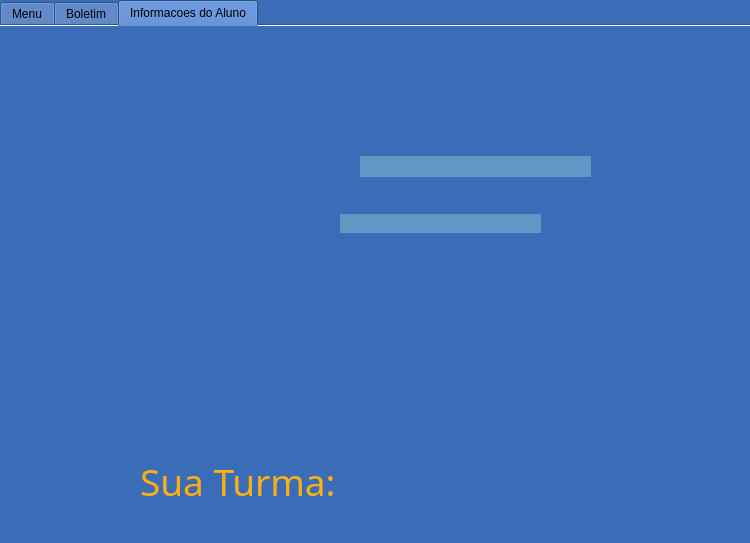
vitoradsp/academicsys, file menu-aluno.ui: the form before one commit.
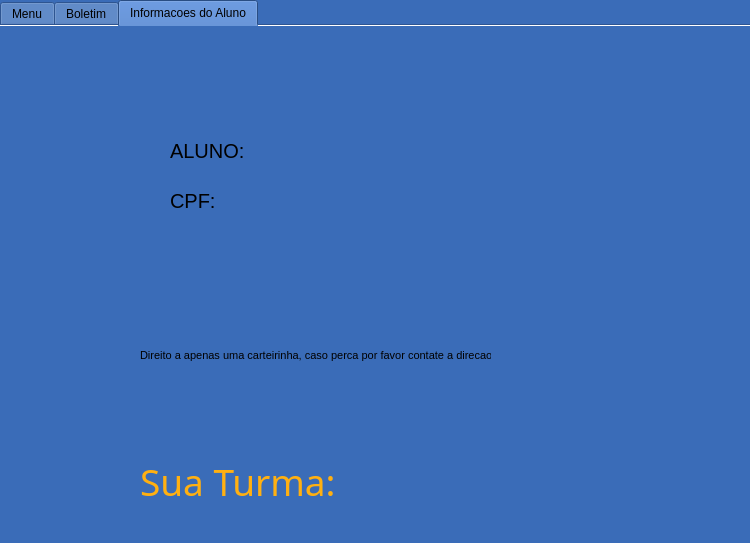
The form after the commit. The open tabs and pages were chosen to show the change. Icons and pictures are not drawn.

Diff of the .ui file:
```diff
--- a/menu-aluno.ui
+++ b/menu-aluno.ui
@@ -351,52 +351,6 @@
        <pixmap>carteira estudante.png</pixmap>
       </property>
      </widget>
-     <widget class="QLabel" name="labelnomecar">
-      <property name="geometry">
-       <rect>
-        <x>360</x>
-        <y>130</y>
-        <width>231</width>
-        <height>21</height>
-       </rect>
-      </property>
-      <property name="font">
-       <font>
-        <family>Yu Gothic Medium</family>
-        <pointsize>18</pointsize>
-       </font>
-      </property>
-      <property name="styleSheet">
-       <string notr="true">background-color: rgb(97, 151, 196);</string>
-      </property>
-      <property name="text">
-       <string/>
-      </property>
-     </widget>
-     <widget class="QLabel" name="labelcpfcar">
-      <property name="geometry">
-       <rect>
-        <x>340</x>
-        <y>188</y>
-        <width>201</width>
-        <height>19</height>
-       </rect>
-      </property>
-      <property name="font">
-       <font>
-        <family>Yu Gothic Medium</family>
-        <pointsize>18</pointsize>
-        <weight>50</weight>
-        <bold>false</bold>
-       </font>
-      </property>
-      <property name="styleSheet">
-       <string notr="true">background-color: rgb(97, 151, 196);</string>
-      </property>
-      <property name="text">
-       <string/>
-      </property>
-     </widget>
      <widget class="QLabel" name="labelturmacar">
       <property name="geometry">
        <rect>
@@ -419,6 +373,114 @@
        <string/>
       </property>
      </widget>
+     <widget class="QLabel" name="label_2">
+      <property name="geometry">
+       <rect>
+        <x>170</x>
+        <y>110</y>
+        <width>81</width>
+        <height>30</height>
+       </rect>
+      </property>
+      <property name="font">
+       <font>
+        <pointsize>15</pointsize>
+       </font>
+      </property>
+      <property name="styleSheet">
+       <string notr="true">background-color: rgb(6197c4);</string>
+      </property>
+      <property name="text">
+       <string>ALUNO: </string>
+      </property>
+     </widget>
+     <widget class="QLabel" name="label_3">
+      <property name="geometry">
+       <rect>
+        <x>170</x>
+        <y>160</y>
+        <width>81</width>
+        <height>30</height>
+       </rect>
+      </property>
+      <property name="font">
+       <font>
+        <pointsize>15</pointsize>
+       </font>
+      </property>
+      <property name="styleSheet">
+       <string notr="true">background-color: rgb(6197c4);</string>
+      </property>
+      <property name="text">
+       <string>CPF:</string>
+      </property>
+     </widget>
+     <widget class="QLabel" name="label_4">
+      <property name="geometry">
+       <rect>
+        <x>140</x>
+        <y>319</y>
+        <width>351</width>
+        <height>21</height>
+       </rect>
+      </property>
+      <property name="font">
+       <font>
+        <pointsize>8</pointsize>
+       </font>
+      </property>
+      <property name="styleSheet">
+       <string notr="true">background-color: rgb(6197c4);</string>
+      </property>
+      <property name="text">
+       <string>Direito a apenas uma carteirinha, caso perca por favor contate a direcao.</string>
+      </property>
+     </widget>
+     <widget class="QLabel" name="labelaluno">
+      <property name="geometry">
+       <rect>
+        <x>250</x>
+        <y>110</y>
+        <width>191</width>
+        <height>30</height>
+       </rect>
+      </property>
+      <property name="font">
+       <font>
+        <pointsize>15</pointsize>
+       </font>
+      </property>
+      <property name="styleSheet">
+       <string notr="true">background-color: rgb(6197c4);</string>
+      </property>
+      <property name="text">
+       <string/>
+      </property>
+      <property name="alignment">
+       <set>Qt::AlignLeading|Qt::AlignLeft|Qt::AlignVCenter</set>
+      </property>
+     </widget>
+     <widget class="QLabel" name="labelcpf">
+      <property name="geometry">
+       <rect>
+        <x>220</x>
+        <y>160</y>
+        <width>231</width>
+        <height>30</height>
+       </rect>
+      </property>
+      <property name="font">
+       <font>
+        <pointsize>15</pointsize>
+       </font>
+      </property>
+      <property name="styleSheet">
+       <string notr="true">background-color: rgb(6197c4);</string>
+      </property>
+      <property name="text">
+       <string/>
+      </property>
+     </widget>
     </widget>
    </widget>
   </widget>
```
Left out of the diff: 2 changed lines with no effect on the pictures.
